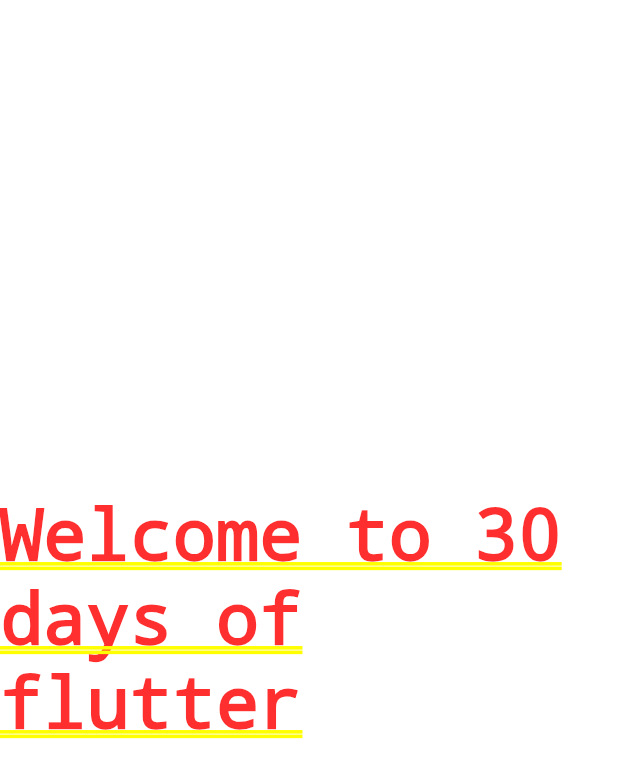
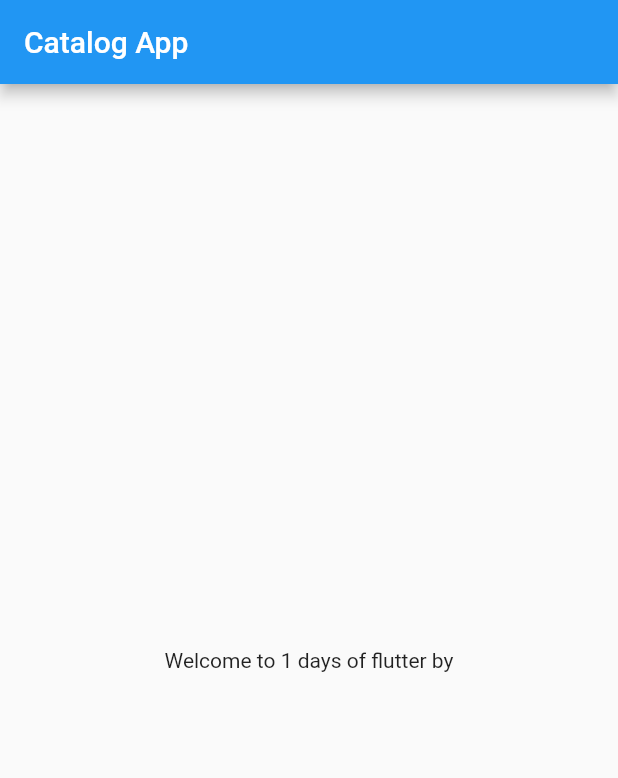
Before and after one commit to lamichhaneranjan/flutter, a Flutter app: the screen it shows after launch, on a phone screen of 412 x 824 dp. Shown: the top 778 px of the screen. Run offline on Flutter 3.47's test engine with Material 2 defaults, Android fonts, the phone set to English and light mode, and no system bars.

Commit message:
Day 2 completed

```diff
--- /dev/null
+++ b/lib/home_page.dart
@@ -0,0 +1,15 @@
+import 'package:flutter/material.dart';
+
+class HomePage extends StatelessWidget {
+  @override
+  Widget build(BuildContext context) {
+    return Scaffold(
+      appBar: AppBar(title: Text("Catalog App")),
+      body: Center(
+        child: Container(
+          child: Text("Welcome to 1 days of flutter by"),
+        ),
+      ),
+    );
+  }
+}
--- a/lib/main.dart
+++ b/lib/main.dart
@@ -1,5 +1,5 @@
 import 'package:flutter/material.dart';
-import 'package:flutter_application_1/main.dart';
+import 'home_page.dart';
 
 void main() {
   runApp(MyApp());
@@ -10,15 +10,11 @@ class MyApp extends StatelessWidget {
 
   @override
   Widget build(BuildContext context) {
+    int day = 10;
+    String name = "ranjan";
+
     return MaterialApp(
-      debugShowCheckedModeBanner: false,
-      home: Container(
-        child: Center(
-          child: Container(
-            child: Text("Welcome to 30 days of flutter"),
-          ),
-        ),
-      ),
+      home: HomePage(),
     );
   }
 }
```
